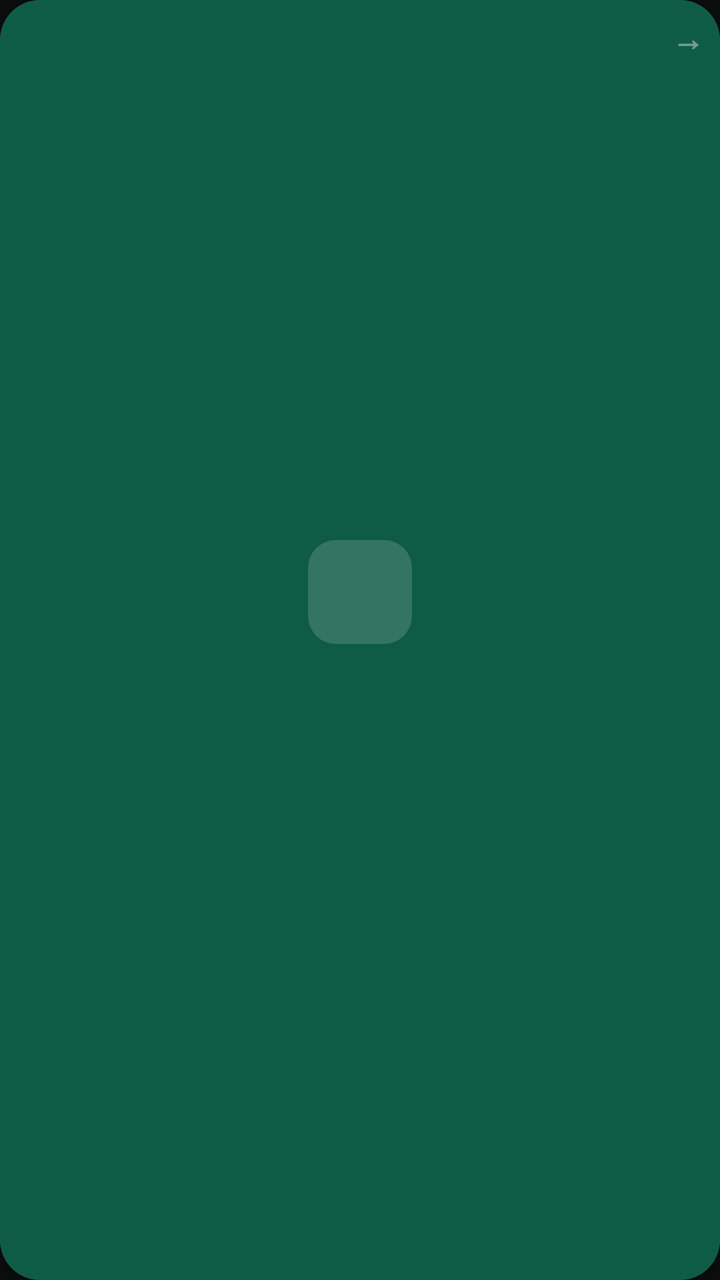
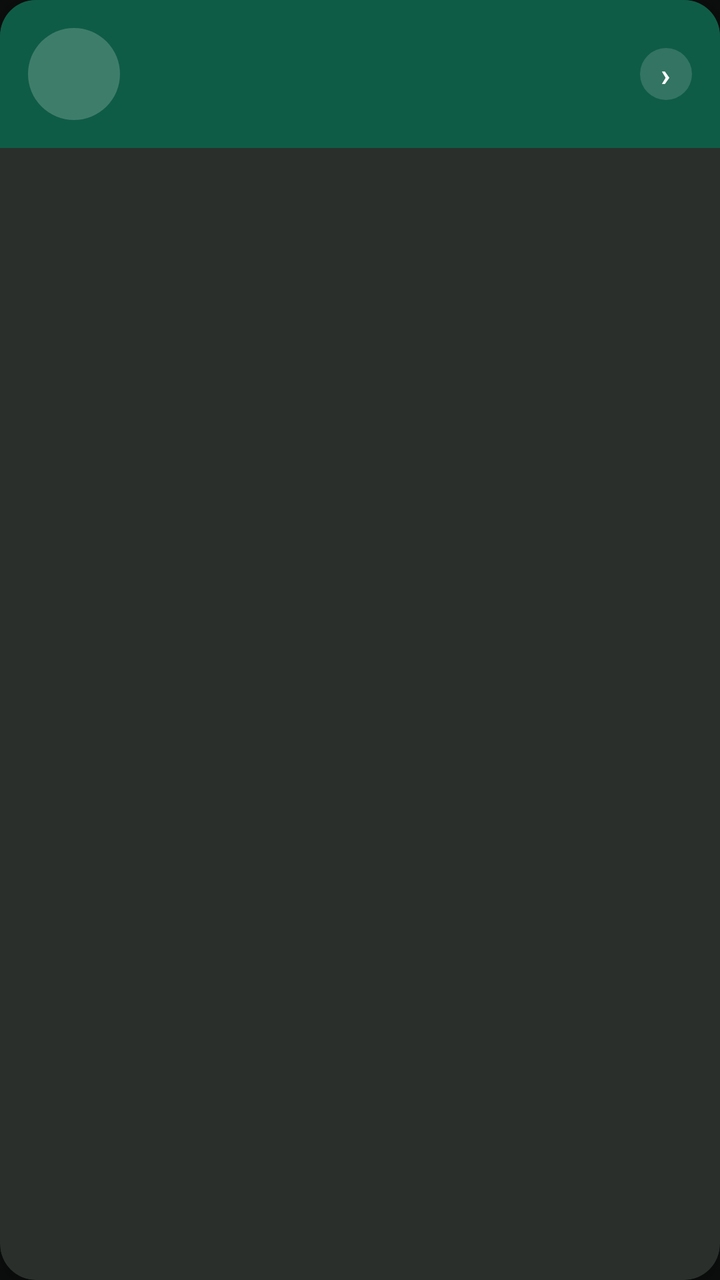

Before-and-after screenshots of an Android layout around one commit, followed by the original layout XML and the change that was made.
<!-- AndroidManifest.xml: application theme Theme.PakQuiz -->
<!-- res/layout/item_category.xml -->
<?xml version="1.0" encoding="utf-8"?>
<com.google.android.material.card.MaterialCardView xmlns:android="http://schemas.android.com/apk/res/android"
    xmlns:app="http://schemas.android.com/apk/res-auto"
    android:layout_width="match_parent"
    android:layout_height="168dp"
    android:layout_margin="8dp"
    app:cardCornerRadius="20dp"
    app:cardElevation="6dp"
    app:rippleColor="@color/accent_light">

    <FrameLayout
        android:layout_width="match_parent"
        android:layout_height="match_parent">

        <LinearLayout
            android:id="@+id/cardBackground"
            android:layout_width="match_parent"
            android:layout_height="match_parent"
            android:orientation="vertical"
            android:gravity="center"
            android:padding="16dp"
            android:background="@color/primary">

            <FrameLayout
                android:layout_width="52dp"
                android:layout_height="52dp"
                android:background="@drawable/icon_badge_bg">

                <TextView
                    android:id="@+id/categoryEmoji"
                    android:layout_width="wrap_content"
                    android:layout_height="wrap_content"
                    android:layout_gravity="center"
                    android:textSize="26sp" />

            </FrameLayout>

            <TextView
                android:id="@+id/categoryTitle"
                android:layout_width="wrap_content"
                android:layout_height="wrap_content"
                android:layout_marginTop="10dp"
                android:textColor="@color/white"
                android:textSize="15sp"
                android:textStyle="bold"
                android:gravity="center"
                android:maxLines="1" />

            <TextView
                android:id="@+id/categorySubtitle"
                android:layout_width="wrap_content"
                android:layout_height="wrap_content"
                android:layout_marginTop="4dp"
                android:textColor="@color/accent_light"
                android:textSize="10sp"
                android:gravity="center"
                android:maxLines="2"
                android:ellipsize="end" />

        </LinearLayout>

        <TextView
            android:layout_width="wrap_content"
            android:layout_height="wrap_content"
            android:layout_gravity="top|end"
            android:layout_margin="8dp"
            android:text="\u2192"
            android:textColor="#66FFFFFF"
            android:textSize="16sp"
            android:textStyle="bold" />

    </FrameLayout>

</com.google.android.material.card.MaterialCardView>
<!-- resources referenced by this layout -->
<resources>
  <color name="accent_light">#F0D879</color>
  <color name="primary">#0F5C46</color>
  <color name="white">#FFFFFF</color>
  <!-- drawable icon_badge_bg (drawable) -->
  <shape xmlns:android="http://schemas.android.com/apk/res/android"
      android:shape="rectangle">
      <solid android:color="#26FFFFFF" />
      <corners android:radius="14dp" />
  </shape>
  <style name="Theme.PakQuiz" parent="Theme.MaterialComponents.NoActionBar">
          <item name="colorPrimary">@color/primary</item>
          <item name="colorPrimaryDark">@color/primary_dark</item>
          <item name="colorAccent">@color/accent</item>
          <item name="colorSurface">@color/surface</item>
          <item name="colorOnSurface">@color/text_dark</item>
          <item name="android:colorBackground">@color/background</item>
          <item name="android:windowBackground">@color/background</item>
          <item name="android:statusBarColor">@color/primary_dark</item>
          <item name="android:textColorPrimary">@color/text_dark</item>
          <item name="android:textColorSecondary">@color/text_muted</item>
      </style>
  <color name="primary_dark">#06120F</color>
  <color name="accent">#D4AF37</color>
  <color name="surface">#161B19</color>
  <color name="text_dark">#F2F0E8</color>
  <color name="background">#0B0E0D</color>
  <color name="text_muted">#9A9A92</color>
</resources>

<!-- the commit's change to res/layout/item_category.xml (unified diff, before → after) -->
@@ -2,73 +2,80 @@
 <com.google.android.material.card.MaterialCardView xmlns:android="http://schemas.android.com/apk/res/android"
     xmlns:app="http://schemas.android.com/apk/res-auto"
     android:layout_width="match_parent"
-    android:layout_height="168dp"
-    android:layout_margin="8dp"
-    app:cardCornerRadius="20dp"
-    app:cardElevation="6dp"
+    android:layout_height="wrap_content"
+    app:cardCornerRadius="18dp"
+    app:cardElevation="4dp"
     app:rippleColor="@color/accent_light">
 
-    <FrameLayout
+    <LinearLayout
+        android:id="@+id/cardBackground"
         android:layout_width="match_parent"
-        android:layout_height="match_parent">
+        android:layout_height="wrap_content"
+        android:orientation="horizontal"
+        android:gravity="center_vertical"
+        android:padding="14dp"
+        android:background="@color/primary">
+
+        <FrameLayout
+            android:layout_width="46dp"
+            android:layout_height="46dp"
+            android:background="@drawable/icon_badge_circle">
+
+            <TextView
+                android:id="@+id/categoryEmoji"
+                android:layout_width="wrap_content"
+                android:layout_height="wrap_content"
+                android:layout_gravity="center"
+                android:textSize="20sp" />
+
+        </FrameLayout>
 
         <LinearLayout
-            android:id="@+id/cardBackground"
-            android:layout_width="match_parent"
-            android:layout_height="match_parent"
-            android:orientation="vertical"
-            android:gravity="center"
-            android:padding="16dp"
-            android:background="@color/primary">
-
-            <FrameLayout
-                android:layout_width="52dp"
-                android:layout_height="52dp"
-                android:background="@drawable/icon_badge_bg">
-
-                <TextView
-                    android:id="@+id/categoryEmoji"
-                    android:layout_width="wrap_content"
-                    android:layout_height="wrap_content"
-                    android:layout_gravity="center"
-                    android:textSize="26sp" />
-
-            </FrameLayout>
+            android:layout_width="0dp"
+            android:layout_height="wrap_content"
+            android:layout_weight="1"
+            android:layout_marginStart="12dp"
+            android:orientation="vertical">
 
             <TextView
                 android:id="@+id/categoryTitle"
                 android:layout_width="wrap_content"
                 android:layout_height="wrap_content"
-                android:layout_marginTop="10dp"
                 android:textColor="@color/white"
                 android:textSize="15sp"
                 android:textStyle="bold"
-                android:gravity="center"
-                android:maxLines="1" />
+                android:maxLines="1"
+                android:ellipsize="end" />
 
             <TextView
                 android:id="@+id/categorySubtitle"
                 android:layout_width="wrap_content"
                 android:layout_height="wrap_content"
-                android:layout_marginTop="4dp"
+                android:layout_marginTop="2dp"
                 android:textColor="@color/accent_light"
                 android:textSize="10sp"
-                android:gravity="center"
                 android:maxLines="2"
                 android:ellipsize="end" />
 
         </LinearLayout>
 
-        <TextView
-            android:layout_width="wrap_content"
-            android:layout_height="wrap_content"
-            android:layout_gravity="top|end"
-            android:layout_margin="8dp"
-            android:text="\u2192"
-            android:textColor="#66FFFFFF"
-            android:textSize="16sp"
-            android:textStyle="bold" />
+        <FrameLayout
+            android:layout_width="26dp"
+            android:layout_height="26dp"
+            android:layout_marginStart="4dp"
+            android:background="@drawable/arrow_badge_circle">
 
-    </FrameLayout>
+            <TextView
+                android:layout_width="wrap_content"
+                android:layout_height="wrap_content"
+                android:layout_gravity="center"
+                android:text="\u203A"
+                android:textColor="@color/white"
+                android:textSize="16sp"
+                android:textStyle="bold" />
+
+        </FrameLayout>
+
+    </LinearLayout>
 
 </com.google.android.material.card.MaterialCardView>
<!-- resource entries referenced after the edit -->
@@ -3,11 +3,15 @@
   <color name="accent_light">#F0D879</color>
   <color name="primary">#0F5C46</color>
   <color name="white">#FFFFFF</color>
-  <!-- drawable icon_badge_bg (drawable) -->
+  <!-- drawable arrow_badge_circle (drawable) -->
   <shape xmlns:android="http://schemas.android.com/apk/res/android"
-      android:shape="rectangle">
+      android:shape="oval">
       <solid android:color="#26FFFFFF" />
-      <corners android:radius="14dp" />
+  </shape>
+  <!-- drawable icon_badge_circle (drawable) -->
+  <shape xmlns:android="http://schemas.android.com/apk/res/android"
+      android:shape="oval">
+      <solid android:color="#33FFFFFF" />
   </shape>
   <style name="Theme.PakQuiz" parent="Theme.MaterialComponents.NoActionBar">
           <item name="colorPrimary">@color/primary</item>
